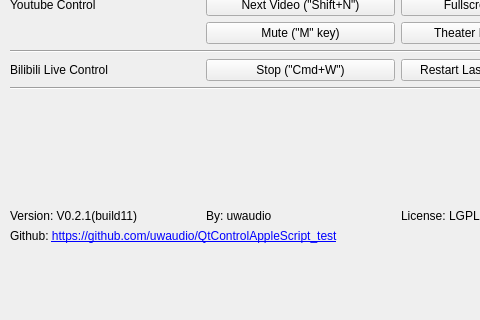
This is mainwindow.ui in uwaudio/QtControlAppleScript_test as Qt 5 draws it before an edit; both pictures show x 0 to 480 and y 138 to 458 of the 600 by 458 pixel window. The edited form follows.
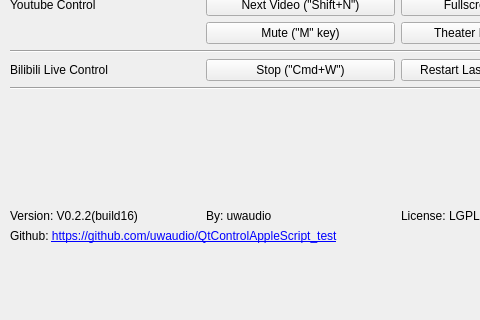
This is the edited form.

What changed in the file:
```diff
--- a/mainwindow.ui
+++ b/mainwindow.ui
@@ -182,7 +182,7 @@
      <item row="12" column="1">
       <widget class="QLabel" name="lb_version">
        <property name="text">
-        <string>Version: V0.2.1(build11)</string>
+        <string>Version: V0.2.2(build16)</string>
        </property>
        <property name="textFormat">
         <enum>Qt::RichText</enum>
```
